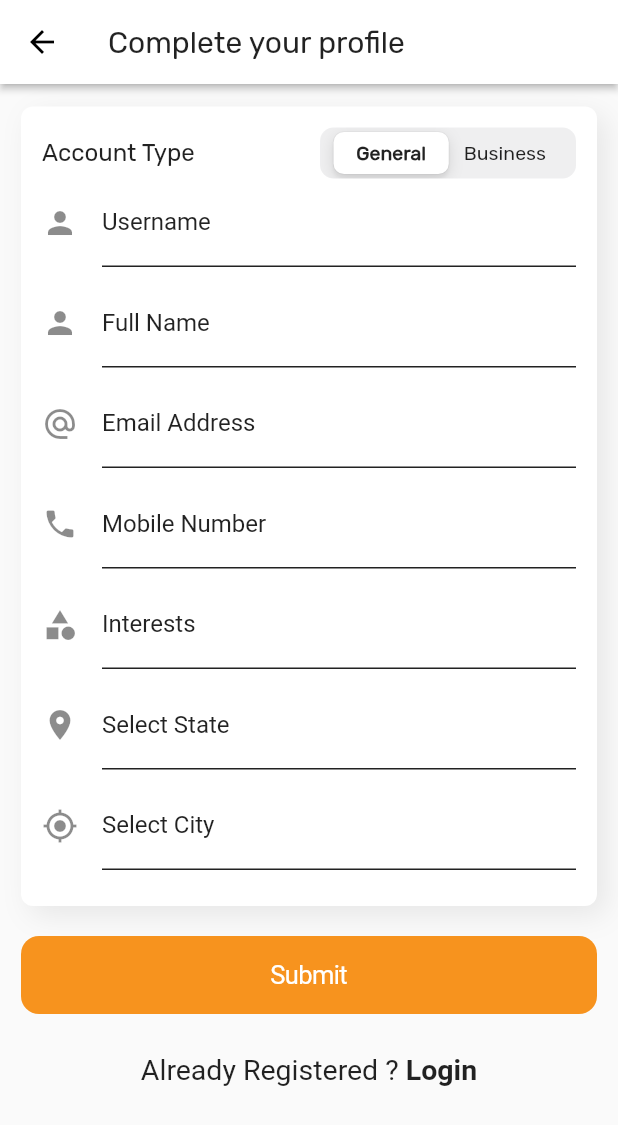
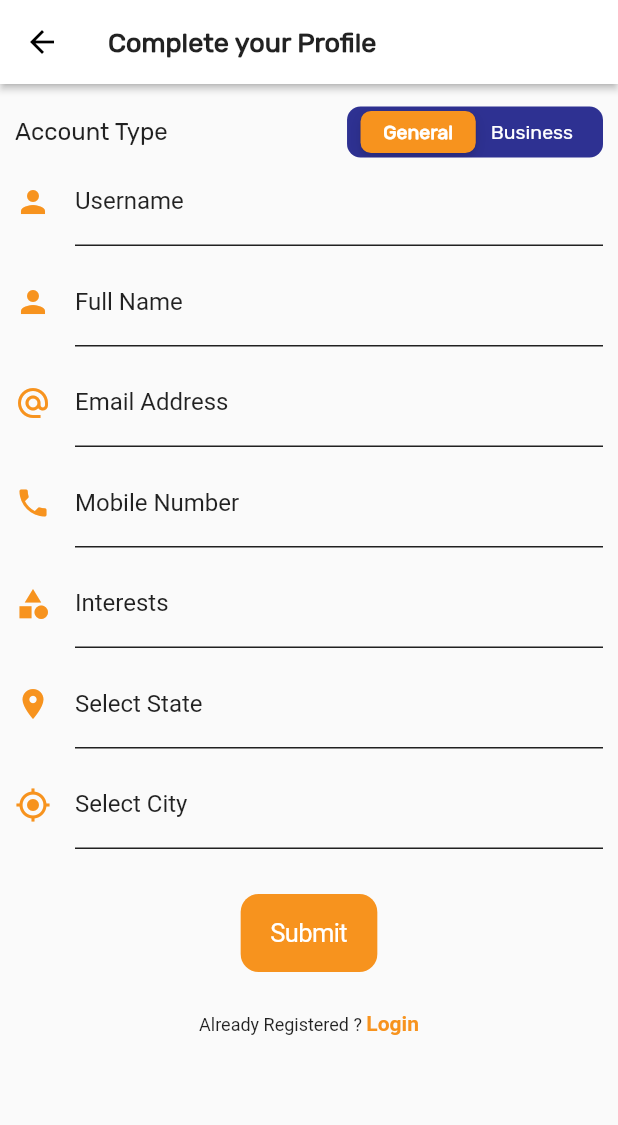
Before and after one commit to satishp7894/Loccon, a Flutter app: the SignUpPage screen opened directly, on a phone screen of 412 x 824 dp. Shown: the top 1125 px of the screen. Run offline on Flutter 3.47's test engine with Material 2 defaults, Android fonts, the phone set to English and light mode, and no system bars; our stand-ins replace cloud_firestore, firebase_analytics, firebase_auth, firebase_core, firebase_dynamic_links, firebase_remote_config and 8 more; missing offline and left inert: multi_image_picker, onesignal_flutter; accounts and stored records are empty; network calls fail.

Commit message:
23 aug commit

```diff
--- a/lib/main.dart
+++ b/lib/main.dart
@@ -13,6 +13,8 @@ import 'package:loccon/pages/feed/home_page.dart';
 import 'package:loccon/pages/feed/new_create_page.dart';
 import 'package:loccon/pages/feed/new_post.dart';
 import 'package:loccon/pages/login/onboard_page.dart';
+import 'package:loccon/pages/login/signup_page.dart';
+import 'package:loccon/pages/profile/edit_profile_page.dart';
 import 'package:loccon/pages/profile/profile_page.dart';
 import 'package:loccon/utils/alerts.dart';
 import 'package:loccon/utils/apptheme.dart';
--- a/lib/pages/login/signup_page.dart
+++ b/lib/pages/login/signup_page.dart
@@ -47,8 +47,8 @@ class _SignUpPageState extends State<SignUpPage>
 
   int _sharedValue = 0;
   final Map<int, Widget> _titles = <int, Widget>{
-    0: Text('General'),
-    1: Text('Business'),
+    0: Text('General',style: TextStyle(color: Colors.white),),
+    1: Text('Business',style: TextStyle(color: Colors.white),),
   };
 
   _addCategories() {
@@ -102,7 +102,7 @@ class _SignUpPageState extends State<SignUpPage>
             'Please select interests and try again.');
         return;
       }
-      print('interest ${json.encode(_categoryIds)} \n categ $_categoryId \n statte $_stateId \n city $_cityId');
+      print('interest ${json.encode(_categoryIds)} \n category $_categoryId \n state $_stateId \n city $_cityId');
       var response = await http.post(Connection.signUp, body: {
         'user_type': _sharedValue == 0 ? 'Normal' : 'Business',
         'userName': '${_userNameController.text}',
@@ -194,12 +194,14 @@ class _SignUpPageState extends State<SignUpPage>
   Widget build(BuildContext context) {
     return Scaffold(
       appBar: AppBar(centerTitle: false, elevation: 2,
-        title: Text('Complete your profile'),
+        title:Text('Complete your Profile', style: TextStyle(fontSize: 18,
+            fontWeight: FontWeight.w600),),
       ),
       body: SafeArea(
+        child: Padding(
+          padding: const EdgeInsets.only(left: 10.0,right: 10),
           child: SingleChildScrollView(
             physics: BouncingScrollPhysics(),
-          padding: const EdgeInsets.symmetric(horizontal: 14),
             child: Form(autovalidateMode: _autoValidateMode, key: _formKey,
               child: Column(
                 mainAxisAlignment: MainAxisAlignment.start,
@@ -213,20 +215,22 @@ class _SignUpPageState extends State<SignUpPage>
                   ),
                   SizedBox(height: 20,),
                   _sharedValue == 1 ?
-                SizedBox(width: double.infinity,
-                  child: _isBackView ?
-                  CupertinoButton(color: AppTheme.accentColor,
+                  _isBackView ?
+                  Center(
+                    child: CupertinoButton(color: AppTheme.accentColor,
                         child: Text('Submit', style: TextStyle(color: Colors.white),),
                         onPressed: () {
                          _register();
-                    }) :
-                  CupertinoButton(color: AppTheme.accentColor,
+                      }),
+                  ) :
+                  Center(
+                    child: CupertinoButton(color: AppTheme.accentColor,
                       child: Text('Continue', style: TextStyle(color: Colors.white),),
                       onPressed: () {
                         _flip(true);
                       }),
                   ) :
-                SizedBox(width: double.infinity,
+                  Center(
                     child: CupertinoButton(color: AppTheme.accentColor,
                       child: Text('Submit', style: TextStyle(color: Colors.white),),
                       onPressed: () {
@@ -236,11 +240,11 @@ class _SignUpPageState extends State<SignUpPage>
                   SizedBox(height: 26,),
                   Center(
                     child: GestureDetector(
-                    child: RichText(text: TextSpan(text: 'Already Registered ?',
-                      style: TextStyle(color: Colors.black87, fontSize: 19),
+                      child: RichText(text: TextSpan(text: 'Already Registered ? ',
+                        style: TextStyle(color: Colors.black87, fontSize: 12),
                         children: <TextSpan>[
-                        TextSpan(text: ' Login', style: TextStyle(color: Colors.black87,
-                            fontSize: 19, fontWeight: FontWeight.w600)),
+                          TextSpan(text: 'Login', style: TextStyle(color: AppTheme.accentColor,
+                              fontSize: 14, fontWeight: FontWeight.w600)),
                         ]),),
                       onTap: () {
                         Navigator.of(context).pop();
@@ -253,20 +257,12 @@ class _SignUpPageState extends State<SignUpPage>
             ),
           ),
         ),
+      ),
     );
   }
 
   Widget _userSignUpView() {
-    return Container(
-      padding: const EdgeInsets.all(14),
-      decoration: BoxDecoration(color: Colors.white,
-        borderRadius: BorderRadius.circular(8),
-        boxShadow: [BoxShadow(
-          color: Colors.black87.withOpacity(.08),
-          blurRadius: 16, offset: Offset(6, 6),
-        )],
-      ),
-      child: Theme(
+    return Theme(
       data: ThemeData(primaryColor: Colors.black87,),
       child: Column(crossAxisAlignment: CrossAxisAlignment.end,
         children: <Widget>[
@@ -277,6 +273,8 @@ class _SignUpPageState extends State<SignUpPage>
                 padding: EdgeInsets.symmetric(horizontal: 10, vertical: 3),
                 children: _titles,
                 groupValue: _sharedValue,
+                backgroundColor: AppTheme.secondary,
+                thumbColor: AppTheme.accentColor,
                 onValueChanged: (int v) {
                   setState(() {
                     _sharedValue = v;
@@ -298,7 +296,7 @@ class _SignUpPageState extends State<SignUpPage>
             validator: validateRequired,
             style: TextStyle(color: Colors.black87),
             decoration: InputDecoration(
-                icon: Icon(Icons.person),
+              icon: Icon(Icons.person,color: AppTheme.accentColor,),
               labelText: 'Username',
               labelStyle: TextStyle(color: Colors.black87),
               border: UnderlineInputBorder(
@@ -307,7 +305,7 @@ class _SignUpPageState extends State<SignUpPage>
               enabledBorder: UnderlineInputBorder(
                 borderSide: BorderSide(color: Colors.black87),
               ),focusedBorder: UnderlineInputBorder(
-                  borderSide: BorderSide(color: Colors.black87),
+                borderSide: BorderSide(color: AppTheme.accentColor,),
               ),
             ),
           ),
@@ -317,7 +315,7 @@ class _SignUpPageState extends State<SignUpPage>
             validator: validateName,
             style: TextStyle(color: Colors.black87),
             decoration: InputDecoration(
-                icon: Icon(Icons.person),
+              icon: Icon(Icons.person,color: AppTheme.accentColor,),
               labelText: 'Full Name',
               labelStyle: TextStyle(color: Colors.black87),
               border: UnderlineInputBorder(
@@ -326,7 +324,7 @@ class _SignUpPageState extends State<SignUpPage>
               enabledBorder: UnderlineInputBorder(
                 borderSide: BorderSide(color: Colors.black87),
               ),focusedBorder: UnderlineInputBorder(
-                borderSide: BorderSide(color: Colors.black87),
+              borderSide: BorderSide(color: AppTheme.accentColor,),
             ),
             ),
           ),
@@ -337,7 +335,7 @@ class _SignUpPageState extends State<SignUpPage>
             keyboardType: TextInputType.emailAddress,
             style: TextStyle(color: Colors.black87),
             decoration: InputDecoration(
-                icon: Icon(Icons.alternate_email),
+              icon: Icon(Icons.alternate_email,color: AppTheme.accentColor,),
               labelText: 'Email Address',
               labelStyle: TextStyle(color: Colors.black87),
               border: UnderlineInputBorder(
@@ -346,7 +344,7 @@ class _SignUpPageState extends State<SignUpPage>
               enabledBorder: UnderlineInputBorder(
                 borderSide: BorderSide(color: Colors.black87),
               ),focusedBorder: UnderlineInputBorder(
-                borderSide: BorderSide(color: Colors.black87),
+              borderSide: BorderSide(color: AppTheme.accentColor,),
             ),
             ),
           ),
@@ -361,7 +359,7 @@ class _SignUpPageState extends State<SignUpPage>
             ],
             style: TextStyle(color: Colors.black87),
             decoration: InputDecoration(
-                icon: Icon(Icons.phone),
+              icon: Icon(Icons.phone,color: AppTheme.accentColor,),
               labelText: 'Mobile Number',
               labelStyle: TextStyle(color: Colors.black87),
               border: UnderlineInputBorder(
@@ -370,7 +368,7 @@ class _SignUpPageState extends State<SignUpPage>
               enabledBorder: UnderlineInputBorder(
                 borderSide: BorderSide(color: Colors.black87),
               ),focusedBorder: UnderlineInputBorder(
-                borderSide: BorderSide(color: Colors.black87),
+              borderSide: BorderSide(color: AppTheme.accentColor,),
             ),
             ),
           ),
@@ -381,7 +379,7 @@ class _SignUpPageState extends State<SignUpPage>
             keyboardType: TextInputType.phone,
             style: TextStyle(color: Colors.black87),
             decoration: InputDecoration(
-                icon: Icon(Icons.category),
+              icon: Icon(Icons.category,color: AppTheme.accentColor,),
               labelText: 'Interests',
               labelStyle: TextStyle(color: Colors.black87),
               border: UnderlineInputBorder(
@@ -390,7 +388,7 @@ class _SignUpPageState extends State<SignUpPage>
               enabledBorder: UnderlineInputBorder(
                 borderSide: BorderSide(color: Colors.black87),
               ),focusedBorder: UnderlineInputBorder(
-                borderSide: BorderSide(color: Colors.black87),
+              borderSide: BorderSide(color: AppTheme.accentColor,),
             ),
             ),
             onTap: () {
@@ -414,7 +412,7 @@ class _SignUpPageState extends State<SignUpPage>
               _showStateList();
             },
             decoration: InputDecoration(
-                icon: Icon(Icons.location_on),
+              icon: Icon(Icons.location_on,color: AppTheme.accentColor,),
               labelText: 'Select State',
               labelStyle: TextStyle(color: Colors.black87),
               border: UnderlineInputBorder(
@@ -423,7 +421,7 @@ class _SignUpPageState extends State<SignUpPage>
               enabledBorder: UnderlineInputBorder(
                 borderSide: BorderSide(color: Colors.black87),
               ),focusedBorder: UnderlineInputBorder(
-                borderSide: BorderSide(color: Colors.black87),
+              borderSide: BorderSide(color: AppTheme.accentColor,),
             ),
             ),
           ),
@@ -441,7 +439,7 @@ class _SignUpPageState extends State<SignUpPage>
               }
             },
             decoration: InputDecoration(
-                icon: Icon(Icons.my_location),
+              icon: Icon(Icons.my_location,color: AppTheme.accentColor,),
               labelText: 'Select City',
               labelStyle: TextStyle(color: Colors.black87),
               border: UnderlineInputBorder(
@@ -450,28 +448,18 @@ class _SignUpPageState extends State<SignUpPage>
               enabledBorder: UnderlineInputBorder(
                 borderSide: BorderSide(color: Colors.black87),
               ),focusedBorder: UnderlineInputBorder(
-                borderSide: BorderSide(color: Colors.black87),
+              borderSide: BorderSide(color: AppTheme.accentColor,),
             ),
             ),
           ),
           SizedBox(height: 10,),
         ],
       ),
-      ),
     );
   }
 
   _businessSignUpView() {
-    return Container(
-      padding: const EdgeInsets.all(14),
-      decoration: BoxDecoration(color: Colors.white,
-        borderRadius: BorderRadius.circular(8),
-        boxShadow: [BoxShadow(
-          color: Colors.black87.withOpacity(.08),
-          blurRadius: 16, offset: Offset(6, 6),
-        )],
-      ),
-      child: Theme(
+    return Theme(
       data: ThemeData(primaryColor: Colors.black87,),
       child: Column(
         children: <Widget>[
@@ -503,7 +491,7 @@ class _SignUpPageState extends State<SignUpPage>
                 borderSide: BorderSide(color: Colors.black87),
               ),
               enabledBorder: UnderlineInputBorder(
-                  borderSide: BorderSide(color: Colors.black87),
+                borderSide: BorderSide(color: Colors.black),
               ),
             ),
           ),
@@ -520,6 +508,8 @@ class _SignUpPageState extends State<SignUpPage>
               ),
               enabledBorder: UnderlineInputBorder(
                 borderSide: BorderSide(color: Colors.black87),
+              ),focusedBorder: UnderlineInputBorder(
+                borderSide: BorderSide(color: AppTheme.accentColor),
               ),
             ),
           ),
@@ -541,6 +531,8 @@ class _SignUpPageState extends State<SignUpPage>
               ),
               enabledBorder: UnderlineInputBorder(
                 borderSide: BorderSide(color: Colors.black87),
+              ),focusedBorder: UnderlineInputBorder(
+    borderSide: BorderSide(color: AppTheme.accentColor),
     ),
             ),
           ),
@@ -558,7 +550,7 @@ class _SignUpPageState extends State<SignUpPage>
               enabledBorder: UnderlineInputBorder(
                 borderSide: BorderSide(color: Colors.black87),
               ),focusedBorder: UnderlineInputBorder(
-                borderSide: BorderSide(color: Colors.black87),
+              borderSide: BorderSide(color: AppTheme.accentColor),
             ),
             ),
           ),
@@ -581,13 +573,12 @@ class _SignUpPageState extends State<SignUpPage>
               enabledBorder: UnderlineInputBorder(
                 borderSide: BorderSide(color: Colors.black87),
               ),focusedBorder: UnderlineInputBorder(
-                borderSide: BorderSide(color: Colors.black87),
+              borderSide: BorderSide(color: AppTheme.accentColor),
             ),
             ),
           ),
           SizedBox(height: 10,),
         ],
-        ),
       ),
     );
   }
@@ -637,9 +628,7 @@ class _SignUpPageState extends State<SignUpPage>
           future: _getStates(),
           builder: (c, s) {
             if (s.connectionState != ConnectionState.done) {
-              return Center(
-                child: CircularProgressIndicator(),
-              );
+              return Center(child: Image.asset("assets/loading.gif",height: 60,));
             } else {
               return SafeArea(
                 child: Padding(padding: const EdgeInsets.only(top: 12, left: 16),
@@ -684,9 +673,7 @@ class _SignUpPageState extends State<SignUpPage>
           future: _getCities(),
           builder: (c, s) {
             if (s.connectionState != ConnectionState.done) {
-              return Center(
-                child: CircularProgressIndicator(),
-              );
+              return Center(child: Image.asset("assets/loading.gif",height: 60,));
             } else {
               return SafeArea(
                 child: Padding(padding: const EdgeInsets.only(top: 12, left: 16),
```
Also changed, not shown: lib/pages/profile/profile_page.dart (+41 -17 lines). Lines whose indentation alone changed are shown as unchanged.
